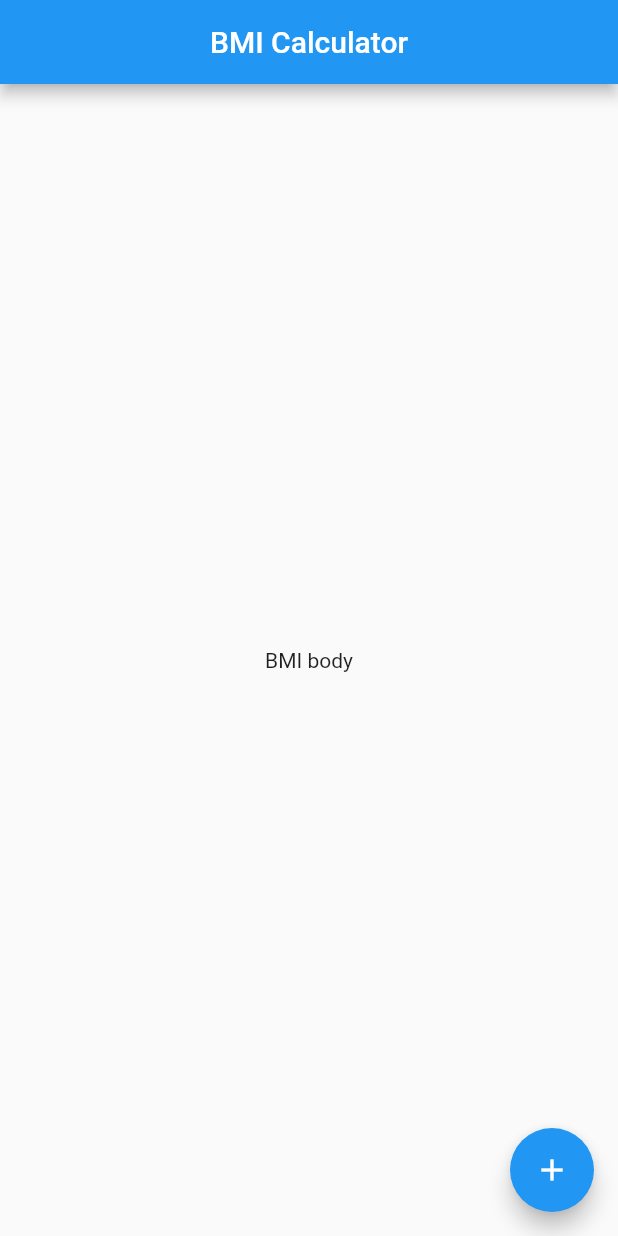
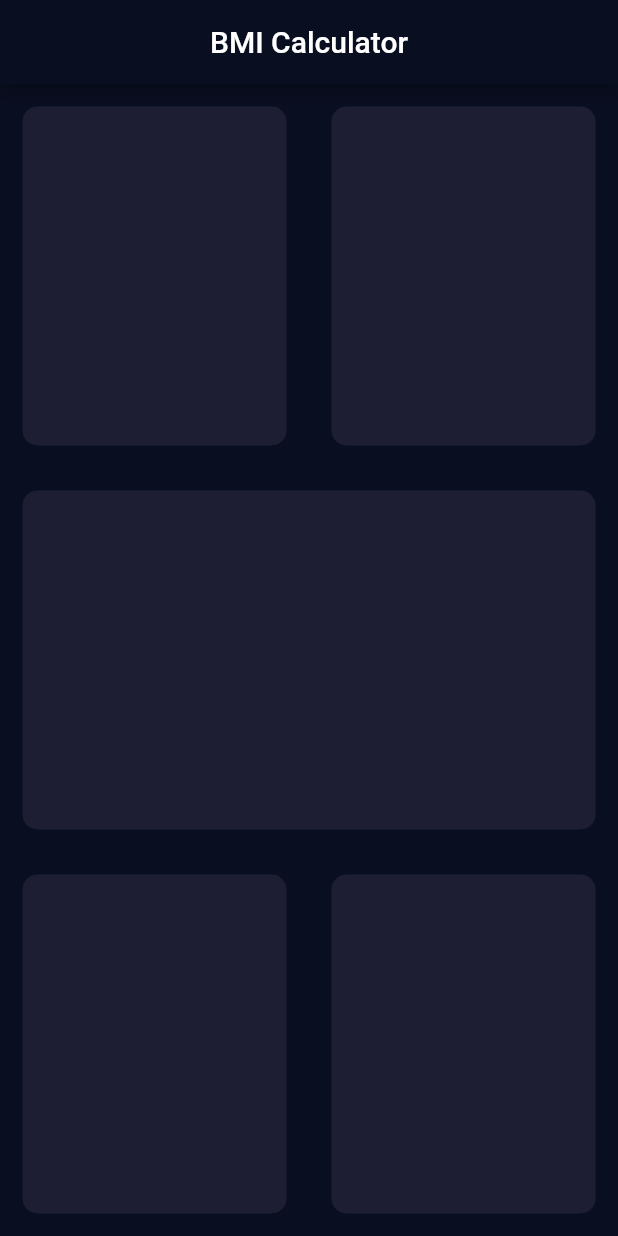
Before and after one commit to 1amSumit/BMI-flutter, a Flutter app: the screen it shows after launch, on a phone screen of 412 x 824 dp. Run offline on Flutter 3.47's test engine with Material 2 defaults, Android fonts, the phone set to English and light mode, and no system bars.

Commit message:
ui layout done

```diff
--- /dev/null
+++ b/lib/colors.dart
@@ -0,0 +1,24 @@
+import "package:flutter/material.dart";
+
+const MaterialColor primary = MaterialColor(_primaryPrimaryValue, <int, Color>{
+  50: Color(0xFFE2E2E4),
+  100: Color(0xFFB6B7BC),
+  200: Color(0xFF858790),
+  300: Color(0xFF545664),
+  400: Color(0xFF2F3242),
+  500: Color(_primaryPrimaryValue),
+  600: Color(0xFF090C1D),
+  700: Color(0xFF070A18),
+  800: Color(0xFF050814),
+  900: Color(0xFF03040B),
+});
+const int _primaryPrimaryValue = 0xFF0A0E21;
+
+const MaterialColor primaryAccent =
+    MaterialColor(_primaryAccentValue, <int, Color>{
+  100: Color(0xFF5050FF),
+  200: Color(_primaryAccentValue),
+  400: Color(0xFF0000E9),
+  700: Color(0xFF0000CF),
+});
+const int _primaryAccentValue = 0xFF1D1DFF;
--- /dev/null
+++ b/lib/input_page.dart
@@ -0,0 +1,79 @@
+import 'package:flutter/material.dart';
+
+class InputPage extends StatefulWidget {
+  const InputPage({super.key});
+
+  @override
+  State<InputPage> createState() => _InputPageState();
+}
+
+class _InputPageState extends State<InputPage> {
+  @override
+  Widget build(BuildContext context) {
+    return Scaffold(
+      appBar: AppBar(
+        title: Center(
+          child: Text("BMI Calculator"),
+        ),
+      ),
+      body: Column(
+        children: [
+          Expanded(
+            child: Row(
+              children: [
+                Expanded(
+                  child: ReuseableCard(
+                    color: Color(0xFF1D1e33),
+                  ),
+                ),
+                Expanded(
+                  child: ReuseableCard(
+                    color: Color(0xFF1D1e33),
+                  ),
+                )
+              ],
+            ),
+          ),
+          Expanded(
+            child: ReuseableCard(
+              color: Color(0xFF1D1e33),
+            ),
+          ),
+          Expanded(
+            child: Row(
+              children: [
+                Expanded(
+                  child: ReuseableCard(
+                    color: Color(0xFF1D1e33),
+                  ),
+                ),
+                Expanded(
+                  child: ReuseableCard(
+                    color: Color(0xFF1D1e33),
+                  ),
+                ),
+              ],
+            ),
+          ),
+        ],
+      ),
+    );
+  }
+}
+
+class ReuseableCard extends StatelessWidget {
+  ReuseableCard({required this.color});
+
+  final Color color;
+
+  @override
+  Widget build(BuildContext context) {
+    return Container(
+      margin: EdgeInsets.all(15),
+      decoration: BoxDecoration(
+        borderRadius: BorderRadius.circular(10),
+        color: color,
+      ),
+    );
+  }
+}
--- a/lib/main.dart
+++ b/lib/main.dart
@@ -1,4 +1,6 @@
+import 'package:bmi/colors.dart';
 import 'package:flutter/material.dart';
+import "input_page.dart";
 
 void main() => runApp(BMICalculator());
 
@@ -8,34 +10,14 @@ class BMICalculator extends StatelessWidget {
   @override
   Widget build(BuildContext context) {
     return MaterialApp(
+      debugShowCheckedModeBanner: false,
+      theme: ThemeData.dark().copyWith(
+        colorScheme: ColorScheme.fromSwatch(
+          primarySwatch: primary,
+        ),
+        scaffoldBackgroundColor: const Color(0xFF0A0E21),
+      ),
       home: InputPage(),
     );
   }
 }
-
-class InputPage extends StatefulWidget {
-  const InputPage({super.key});
-
-  @override
-  State<InputPage> createState() => _InputPageState();
-}
-
-class _InputPageState extends State<InputPage> {
-  @override
-  Widget build(BuildContext context) {
-    return Scaffold(
-      appBar: AppBar(
-        title: Center(
-          child: Text("BMI Calculator"),
-        ),
-      ),
-      body: Center(
-        child: Text("BMI body"),
-      ),
-      floatingActionButton: FloatingActionButton(
-        onPressed: () {},
-        child: Icon(Icons.add),
-      ),
-    );
-  }
-}
```
